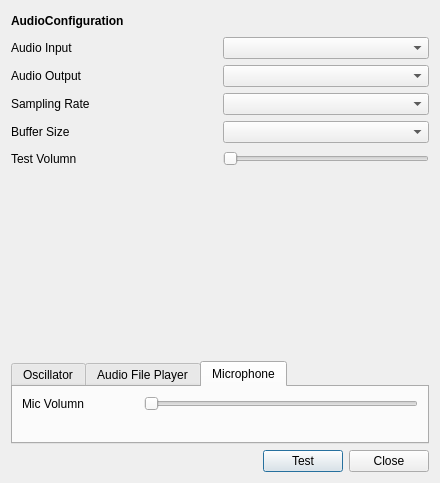
The window that audiopreferencedialog.ui (Bariyard/AudioIOTester) describes before a commit, drawn with Qt 5.
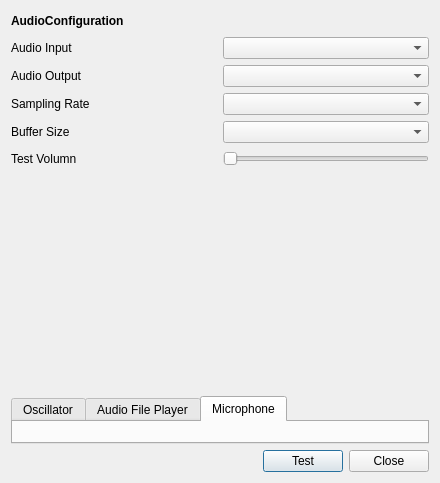
The same window after the commit. The open tabs and pages were chosen to show the change.

Commit message: add microphone view

```diff
--- a/audiopreferencedialog.ui
+++ b/audiopreferencedialog.ui
@@ -217,30 +217,8 @@
          <string>Microphone</string>
         </attribute>
         <layout class="QGridLayout" name="gridLayout_5">
-         <item row="1" column="0">
-          <layout class="QGridLayout" name="MicrophoneGridLayout">
-           <item row="0" column="0">
-            <widget class="QLabel" name="MicrophoneVolumnLabel">
-             <property name="text">
-              <string>Mic Volumn                </string>
-             </property>
-            </widget>
-           </item>
-           <item row="0" column="1">
-            <widget class="QSlider" name="MicrophoneVolumnHorizontalSlider">
-             <property name="orientation">
-              <enum>Qt::Horizontal</enum>
-             </property>
-            </widget>
-           </item>
-           <item row="1" column="0">
-            <widget class="QLabel" name="label">
-             <property name="text">
-              <string/>
-             </property>
-            </widget>
-           </item>
-          </layout>
+         <item row="0" column="0">
+          <layout class="QGridLayout" name="MicrophoneGridLayout"/>
          </item>
         </layout>
        </widget>
```
Left out of the diff: 2 changed lines with no effect on the pictures. The commit also changes 8 other files.
